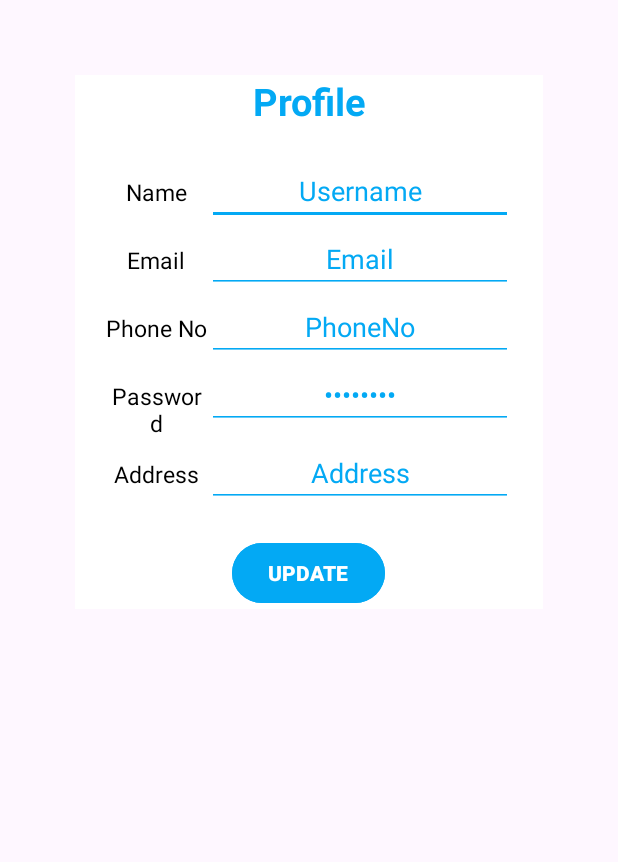
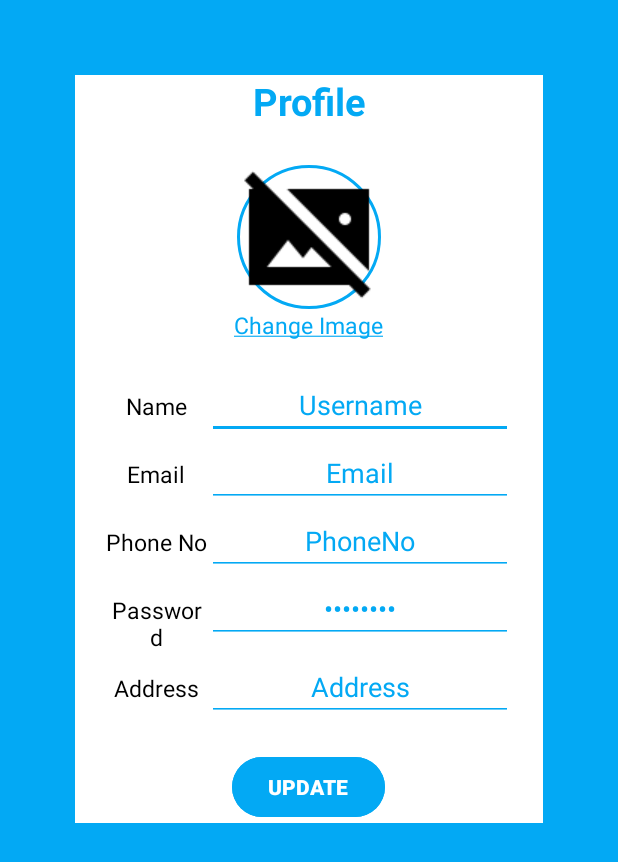
Before and after one commit to Jooker302/Jooker302-Livestock-Android-App-Java, an Android app: the fragment UserProfileFragment shown on its own in the app's theme, on a phone screen of 412 x 824 dp. Shown: the top 862 px of the screen. Run offline under Robolectric (Android 15) with nearby library versions, the phone set to English and light mode, and no system bars.

Commit message:
UserProfile Fragment Done Front

```diff
--- a/app/src/main/java/com/example/queenlivestock/UserProfileFragment.java
+++ b/app/src/main/java/com/example/queenlivestock/UserProfileFragment.java
@@ -4,9 +4,13 @@ import android.os.Bundle;
 
 import androidx.fragment.app.Fragment;
 
+import android.text.SpannableString;
+import android.text.style.UnderlineSpan;
 import android.view.LayoutInflater;
 import android.view.View;
 import android.view.ViewGroup;
+import android.widget.TextView;
+import android.widget.Toast;
 
 /**
  * A simple {@link Fragment} subclass.
@@ -59,6 +63,15 @@ public class UserProfileFragment extends Fragment {
     public View onCreateView(LayoutInflater inflater, ViewGroup container,
                              Bundle savedInstanceState) {
         // Inflate the layout for this fragment
-        return inflater.inflate(R.layout.fragment_user_profile, container, false);
+
+        View view = inflater.inflate(R.layout.fragment_user_profile, container, false);
+        TextView change_image = view.findViewById(R.id.change_image);
+
+        String text = getString(R.string.change_image);
+        SpannableString spannableString = new SpannableString(text);
+        spannableString.setSpan(new UnderlineSpan(), 0, text.length(), 0);
+
+        change_image.setText(spannableString);
+        return view;
     }
 }
--- /dev/null
+++ b/app/src/main/res/drawable/round_background.xml
@@ -0,0 +1,8 @@
+<?xml version="1.0" encoding="utf-8"?>
+<shape xmlns:android="http://schemas.android.com/apk/res/android">
+    <solid android:color="@android:color/transparent" />
+    <corners android:radius="50dp" />
+    <stroke
+        android:color="@color/light_blue"
+        android:width="2dp" />
+</shape>
--- a/app/src/main/res/layout/fragment_user_profile.xml
+++ b/app/src/main/res/layout/fragment_user_profile.xml
@@ -3,7 +3,8 @@
     xmlns:tools="http://schemas.android.com/tools"
     android:layout_width="match_parent"
     android:layout_height="match_parent"
-    tools:context=".UserProfileFragment">
+    tools:context=".UserProfileFragment"
+    android:background="@color/light_blue">
 
     <LinearLayout
         android:layout_width="match_parent"
@@ -21,6 +22,26 @@
             android:textStyle="bold"
             android:gravity="center"
             android:layout_gravity="center"/>
+
+        <ImageView
+            android:id="@+id/userimage"
+            android:layout_width="wrap_content"
+            android:layout_height="match_parent"
+            android:layout_marginTop="25dp"
+            android:layout_gravity="center"
+            android:background="@drawable/round_background"
+            android:src="@drawable/placeholder_image" />
+
+        <TextView
+            android:id="@+id/change_image"
+            android:layout_width="wrap_content"
+            android:layout_height="wrap_content"
+            android:layout_gravity="center"
+            android:gravity="center"
+            android:text="@string/change_image"
+            android:textSize="15sp"
+            android:textColor="@color/light_blue"/>
+
 
 
         <GridLayout
--- a/app/src/main/res/values/strings.xml
+++ b/app/src/main/res/values/strings.xml
@@ -15,4 +15,5 @@
     <string name="address">Address</string>
     <string name="password">Password</string>
     <string name="update">Update</string>
+    <string name="change_image">Change Image</string>
 </resources>
```
